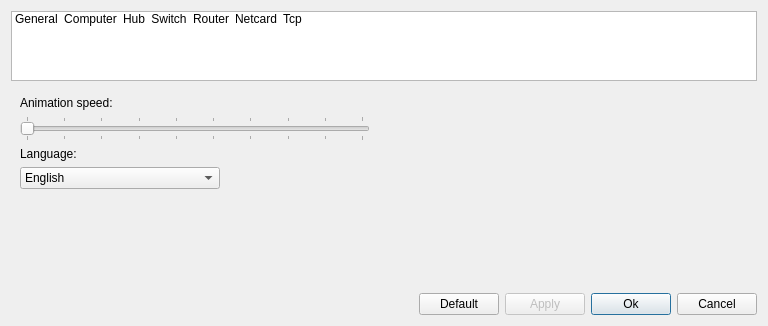
Qt form src/forms/settingdialog.ui (Vortm4x/netemul) before a commit.
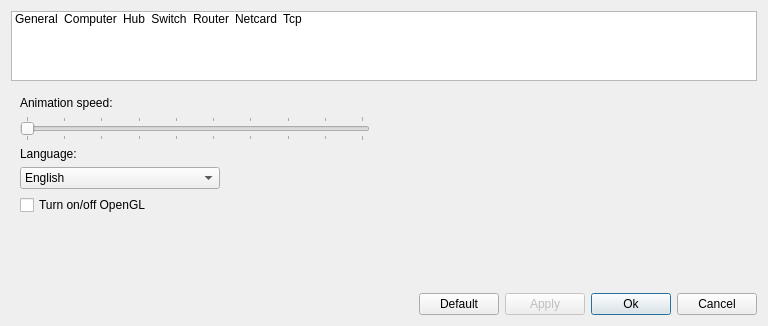
The same form after that commit. Icons and pictures are not drawn.

The edit to the form file:
```diff
--- a/src/forms/settingdialog.ui
+++ b/src/forms/settingdialog.ui
@@ -228,6 +228,13 @@
          </item>
         </layout>
        </item>
+       <item>
+        <widget class="QCheckBox" name="cb_opengl">
+         <property name="text">
+          <string>Turn on/off OpenGL</string>
+         </property>
+        </widget>
+       </item>
        <item>
         <spacer name="verticalSpacer">
          <property name="orientation">
```
